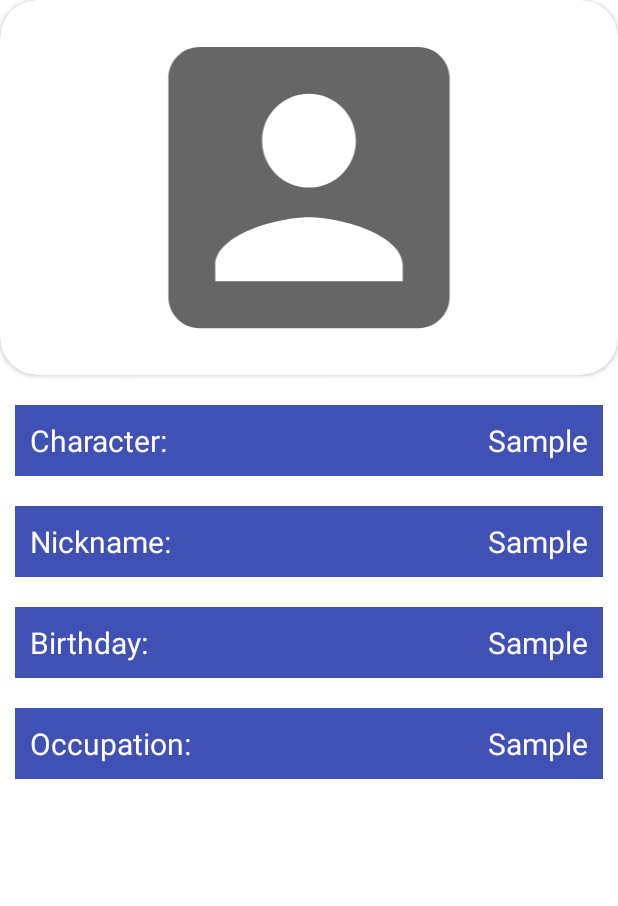
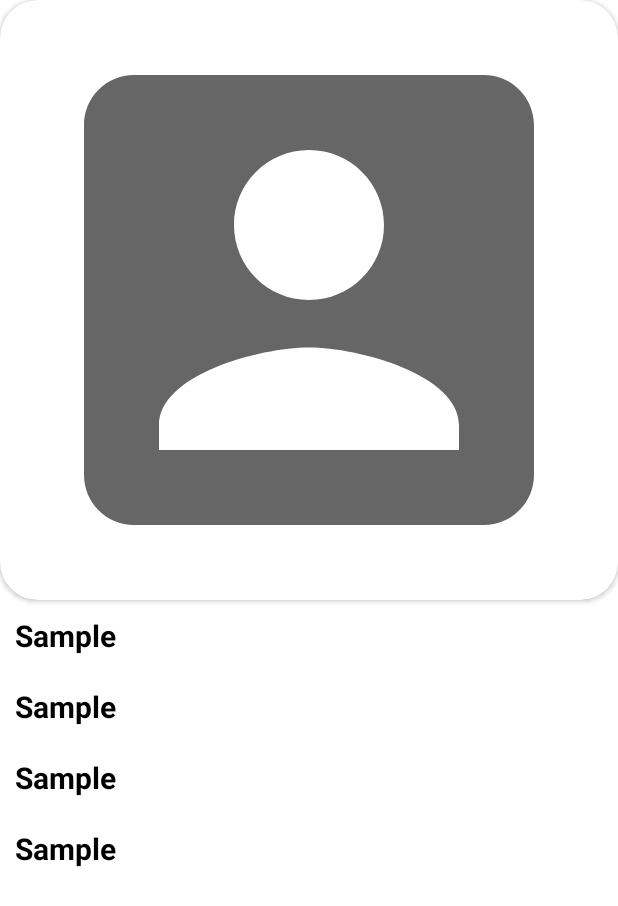
Before and after one commit to nurzhasj/final-app-css216, an Android app: the CharDetailsActivity screen opened directly, with no data from a screen before it, on a phone screen of 412 x 824 dp. Shown: the top 906 px of the screen. Run offline under Robolectric (Android 15) with nearby library versions, the phone set to English and light mode, and no system bars; pictures from the network do not load.

Commit message:
activity_char_details.xml was fixed. Background color saved in SharedPreferences. Project fits all requirements!

```diff
--- a/app/src/main/java/com/hfad/finalapp/SessionManagement.java
+++ b/app/src/main/java/com/hfad/finalapp/SessionManagement.java
@@ -15,21 +15,16 @@ public class SessionManagement {
     }
 
     public void saveSession(User user){
-        //save session of user whenever user is logged in
         String username = user.getName();
-
         editor.putString(SESSION_KEY,username).commit();
     }
 
     public String getSession(){
-        //return user id whose session is saved
         return sharedPreferences.getString(SESSION_KEY, "");
     }
 
     public void removeSession(){
         editor.clear();
         editor.apply();
-
-        editor.remove("currentColor").commit();
     }
 }
--- a/app/src/main/java/com/hfad/finalapp/SettingsFragment.java
+++ b/app/src/main/java/com/hfad/finalapp/SettingsFragment.java
@@ -61,7 +61,7 @@ public class SettingsFragment extends Fragment {
                 if(!clickedColorName.equals("Change background")){
                     Toast.makeText(getActivity(), clickedColorName + " selected", Toast.LENGTH_SHORT).show();
                     Intent intent = new Intent(getActivity(), TopLevelActivity.class);
-                    intent.putExtra("backColor", clickedColorName);
+                    editor.remove("currentColor").commit();
                     editor.putString("currentColor", clickedColorName);
                     editor.apply();
                     startActivity(intent);
@@ -108,5 +108,6 @@ public class SettingsFragment extends Fragment {
         mColorList.add(new ColorItem(R.drawable.grad_blue,"Sea"));
         mColorList.add(new ColorItem(R.drawable.grad_yellow, "Sun"));
         mColorList.add(new ColorItem(R.drawable.grad_white, "Moon"));
+        mColorList.add(new ColorItem(R.color.white, "Default"));
     }
 }
--- a/app/src/main/java/com/hfad/finalapp/TopLevelActivity.java
+++ b/app/src/main/java/com/hfad/finalapp/TopLevelActivity.java
@@ -31,17 +31,12 @@ public class TopLevelActivity extends AppCompatActivity {
         getSupportFragmentManager().beginTransaction().replace(R.id.fragment_container,
                 new CharFragment()).commit();
 
+        sharedPreferences = getSharedPreferences("usersFile", Context.MODE_PRIVATE);
 
         FrameLayout frameLayout = findViewById(R.id.fragment_container);
 
-          sharedPreferences = getSharedPreferences("usersFile", Context.MODE_PRIVATE);
-          String defColor = sharedPreferences.getString("currentColor", "white");
+        String selectedColor = sharedPreferences.getString("currentColor", "White");
 
-          frameLayout.setBackgroundColor(getResources().getColor(R.color.white));
-
-          Intent intent = getIntent();
-          if(intent.hasExtra("backColor")){
-              String selectedColor = intent.getStringExtra("backColor");
         if(selectedColor.equals("Forest")){
             frameLayout.setBackgroundResource(R.drawable.grad_green);
         }else if(selectedColor.equals("Sea")){
@@ -50,7 +45,8 @@ public class TopLevelActivity extends AppCompatActivity {
             frameLayout.setBackgroundResource(R.drawable.grad_yellow);
         }else if(selectedColor.equals("Moon")){
             frameLayout.setBackgroundResource(R.drawable.grad_white);
-              }
+        }else if(selectedColor.equals("Default")){
+            frameLayout.setBackgroundResource(R.color.white);
         }
 
     }
--- a/app/src/main/res/drawable/ic_baseline_color_lens_24.xml
+++ b/app/src/main/res/drawable/ic_baseline_color_lens_24.xml
@@ -1,5 +1,7 @@
-<vector android:height="24dp" android:tint="#C471F5"
-    android:viewportHeight="24" android:viewportWidth="24"
+<vector android:height="24dp"
+    android:tint="@color/purple_700"
+    android:viewportHeight="24"
+    android:viewportWidth="24"
     android:width="24dp" xmlns:android="http://schemas.android.com/apk/res/android">
     <path android:fillColor="@android:color/white" android:pathData="M12,3c-4.97,0 -9,4.03 -9,9s4.03,9 9,9c0.83,0 1.5,-0.67 1.5,-1.5 0,-0.39 -0.15,-0.74 -0.39,-1.01 -0.23,-0.26 -0.38,-0.61 -0.38,-0.99 0,-0.83 0.67,-1.5 1.5,-1.5L16,16c2.76,0 5,-2.24 5,-5 0,-4.42 -4.03,-8 -9,-8zM6.5,12c-0.83,0 -1.5,-0.67 -1.5,-1.5S5.67,9 6.5,9 8,9.67 8,10.5 7.33,12 6.5,12zM9.5,8C8.67,8 8,7.33 8,6.5S8.67,5 9.5,5s1.5,0.67 1.5,1.5S10.33,8 9.5,8zM14.5,8c-0.83,0 -1.5,-0.67 -1.5,-1.5S13.67,5 14.5,5s1.5,0.67 1.5,1.5S15.33,8 14.5,8zM17.5,12c-0.83,0 -1.5,-0.67 -1.5,-1.5S16.67,9 17.5,9s1.5,0.67 1.5,1.5 -0.67,1.5 -1.5,1.5z"/>
 </vector>
--- a/app/src/main/res/layout/activity_char_details.xml
+++ b/app/src/main/res/layout/activity_char_details.xml
@@ -12,7 +12,7 @@
     <androidx.cardview.widget.CardView
         android:layout_width="match_parent"
         app:cardCornerRadius="25dp"
-        android:layout_height="250dp">
+        android:layout_height="400dp">
 
         <ImageView
             android:layout_width="match_parent"
@@ -26,142 +26,55 @@
     <LinearLayout
         android:layout_width="match_parent"
         android:layout_height="wrap_content"
-        android:orientation="horizontal">
+        android:orientation="vertical">
 
         <TextView
+            android:id="@+id/char_name"
             android:layout_width="wrap_content"
             android:layout_height="wrap_content"
-            android:layout_weight="1"
-            android:background="@color/colorPrimary"
             android:padding="10dp"
-            android:id="@+id/char_name_field"
-            android:layout_marginLeft="10dp"
-            android:layout_marginTop="20dp"
-            android:text="Character:"
+            android:textStyle="bold"
+            android:layout_marginRight="10dp"
+            android:text="Sample"
             android:textSize="20sp"
-            android:textColor="@color/white"
+            android:textColor="@color/black"
             />
 
         <TextView
             android:layout_width="wrap_content"
             android:layout_height="wrap_content"
-            android:layout_weight="1"
-            android:background="@color/colorPrimary"
             android:padding="10dp"
-            android:id="@+id/char_name"
-            android:layout_marginTop="20dp"
+            android:textStyle="bold"
+            android:id="@+id/char_nickname"
             android:layout_marginRight="10dp"
             android:text="Sample"
             android:textSize="20sp"
-            android:textColor="@color/white"
-            android:textAlignment="viewEnd"
-            />
-    </LinearLayout>
-
-    <LinearLayout
-        android:layout_width="match_parent"
-        android:layout_height="wrap_content"
-        android:orientation="horizontal">
-
-        <TextView
-            android:layout_width="wrap_content"
-            android:layout_height="wrap_content"
-            android:layout_weight="1"
-            android:background="@color/colorPrimary"
-            android:padding="10dp"
-            android:id="@+id/char_nickname_field"
-            android:layout_marginLeft="10dp"
-            android:layout_marginTop="20dp"
-            android:text="Nickname:"
-            android:textSize="20sp"
-            android:textColor="@color/white"
+            android:textColor="@color/black"
             />
 
         <TextView
             android:layout_width="wrap_content"
             android:layout_height="wrap_content"
-            android:layout_weight="1"
-            android:background="@color/colorPrimary"
             android:padding="10dp"
-            android:id="@+id/char_nickname"
-            android:layout_marginTop="20dp"
+            android:textStyle="bold"
+            android:id="@+id/char_birthday"
             android:layout_marginRight="10dp"
             android:text="Sample"
             android:textSize="20sp"
-            android:textColor="@color/white"
-            android:textAlignment="viewEnd"
-            />
-    </LinearLayout>
-
-    <LinearLayout
-        android:layout_width="match_parent"
-        android:layout_height="wrap_content"
-        android:orientation="horizontal">
-
-        <TextView
-            android:layout_width="wrap_content"
-            android:layout_height="wrap_content"
-            android:layout_weight="1"
-            android:background="@color/colorPrimary"
-            android:padding="10dp"
-            android:id="@+id/char_birthday_field"
-            android:layout_marginLeft="10dp"
-            android:layout_marginTop="20dp"
-            android:text="Birthday:"
-            android:textSize="20sp"
-            android:textColor="@color/white"
+            android:textColor="@color/black"
             />
 
         <TextView
             android:layout_width="wrap_content"
             android:layout_height="wrap_content"
-            android:layout_weight="1"
-            android:background="@color/colorPrimary"
             android:padding="10dp"
-            android:id="@+id/char_birthday"
-            android:layout_marginTop="20dp"
+            android:textStyle="bold"
+            android:id="@+id/char_occupation"
             android:layout_marginRight="10dp"
             android:text="Sample"
             android:textSize="20sp"
-            android:textColor="@color/white"
-            android:textAlignment="viewEnd"
+            android:textColor="@color/black"
             />
     </LinearLayout>
 
-    <LinearLayout
-        android:layout_width="match_parent"
-        android:layout_height="wrap_content"
-        android:orientation="horizontal">
-
-        <TextView
-            android:layout_width="wrap_content"
-            android:layout_height="wrap_content"
-            android:layout_weight="1"
-            android:background="@color/colorPrimary"
-            android:padding="10dp"
-            android:id="@+id/char_occupation_field"
-            android:layout_marginLeft="10dp"
-            android:layout_marginTop="20dp"
-            android:text="Occupation:"
-            android:textSize="20sp"
-            android:textColor="@color/white"
-            />
-
-        <TextView
-            android:layout_width="wrap_content"
-            android:layout_height="wrap_content"
-            android:layout_weight="1"
-            android:background="@color/colorPrimary"
-            android:padding="10dp"
-            android:id="@+id/char_occupation"
-            android:layout_marginTop="20dp"
-            android:layout_marginRight="10dp"
-            android:text="Sample"
-            android:textSize="20sp"
-            android:textColor="@color/white"
-            android:textAlignment="viewEnd"
-            />
-    </LinearLayout>
-
-
 </LinearLayout>
```
Lines whose indentation alone changed are shown as unchanged.
